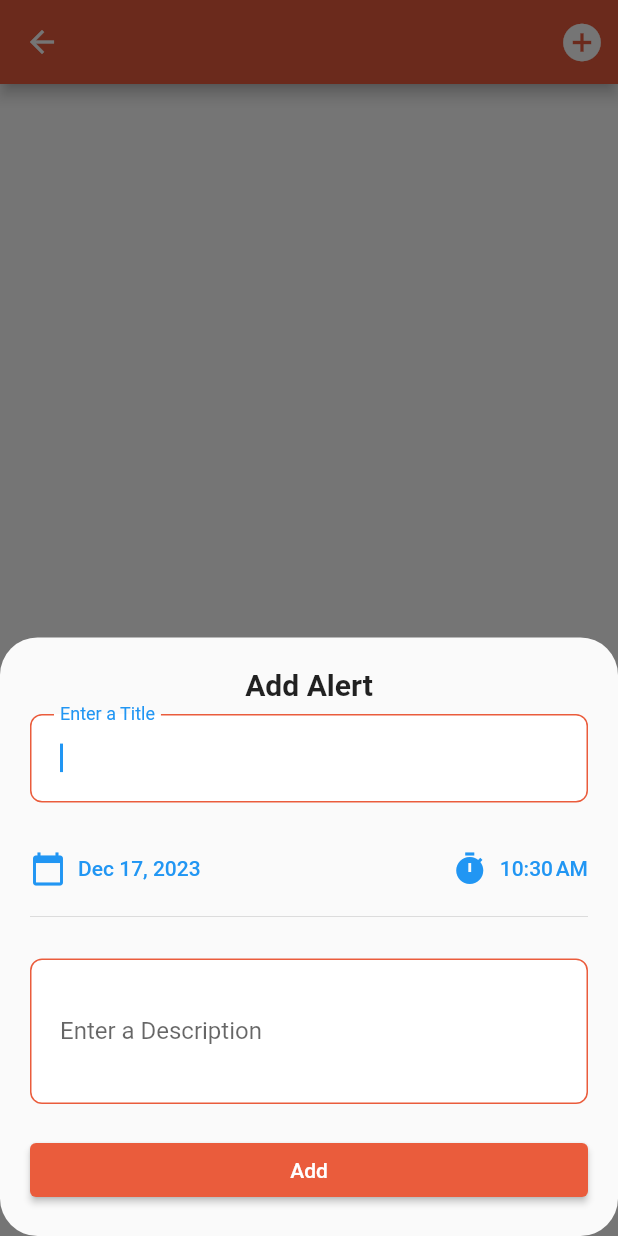
After one commit to mhanzla80/shz_test_phase, a Flutter app: the NotificationScreen screen opened directly, after a tap on the "add circle" icon, on a phone screen of 412 x 824 dp. The commit adds this screen. Run offline on Flutter 3.47's test engine with Material 2 defaults, Android fonts, the light colour scheme and no system bars; drawn by our look-alikes of flutter_easyloading; our stand-ins replace cloud_firestore, firebase_auth, firebase_core, flutter_local_notifications, flutter_screenutil, font_awesome_flutter and 3 more; accounts and stored records are empty; Roboto replaces fonts that are missing (BerlinRounded).

Commit message:
add notification remiders

```diff
--- /dev/null
+++ b/lib/screens/notification/component/notification_bottom_sheet.dart
@@ -0,0 +1,93 @@
+import 'package:playon/all_utils.dart';
+import 'package:playon/screens/notification/component/notification_provider.dart';
+import 'package:playon/screens/notification/component/notification_text_field.dart';
+import 'package:playon/widgets/date_time_field.dart';
+
+class NotificationBottomSheet {
+  static Future<void> showNotificationBottomSheet(
+      BuildContext context,
+      TextEditingController titleController,
+      TextEditingController descriptionController) {
+    final provider = context.read<NotificationProvider>();
+    GlobalKey<FormState> formKey = GlobalKey<FormState>();
+
+    return showModalBottomSheet(
+      isScrollControlled: true,
+      shape: RoundedRectangleBorder(borderRadius: BorderRadius.circular(25)),
+      context: context,
+      builder: (context) => Padding(
+        padding: EdgeInsets.only(
+            bottom: MediaQuery.of(context).viewInsets.bottom,
+            top: 20,
+            right: 20,
+            left: 20),
+        child: SingleChildScrollView(
+          child: Form(
+            key: formKey,
+            child: Column(
+              mainAxisSize: MainAxisSize.min,
+              crossAxisAlignment: CrossAxisAlignment.stretch,
+              children: [
+                Text(
+                  "Add Alert",
+                  textAlign: TextAlign.center,
+                  style: Theme.of(context).textTheme.titleLarge?.copyWith(
+                        fontSize: 20,
+                        fontWeight: FontWeight.bold,
+                      ),
+                ),
+                const SizedBox(height: 8),
+                NotificationTextField(
+                    controller: titleController, labelText: 'Enter a Title'),
+                const SizedBox(height: 20),
+                DateTimeField(onDateTimeChanged: provider.updateDateTime),
+                const SizedBox(height: 20),
+                NotificationTextField(
+                  controller: descriptionController,
+                  labelText: 'Enter a Description',
+                  maxLine: 3,
+                ),
+                const SizedBox(height: 20),
+                ElevatedButton(
+                  child: const Text('Add'),
+                  onPressed: () => _onPressAdd(context, provider,
+                      descriptionController, titleController, formKey),
+                ),
+                const SizedBox(height: 20),
+              ],
+            ),
+          ),
+        ),
+      ),
+    );
+  }
+
+  static void _onPressAdd(
+      BuildContext context,
+      NotificationProvider provider,
+      TextEditingController descriptionController,
+      TextEditingController titleController,
+      GlobalKey<FormState> formKey) async {
+    if (formKey.currentState!.validate()) {
+      if (provider.selectedDateAndTime == null) {
+        await NotificationProvider.showErrorDialog(
+            context, 'please select date and time');
+        return;
+      }
+      final id = PrefsStorage.instance.getNotificationId();
+      final isSuccess = await provider.setNotification(
+          provider.selectedDateAndTime.toString(),
+          titleController.text.trim(),
+          descriptionController.text.trim(),
+          id,
+          context);
+      if (isSuccess && context.mounted) {
+        Navigator.pop(context);
+        descriptionController.clear();
+        titleController.clear();
+        provider.updateList();
+        provider.selectedDateAndTime = null;
+      }
+    }
+  }
+}
--- /dev/null
+++ b/lib/screens/notification/component/notification_model.dart
@@ -0,0 +1,32 @@
+class MyNotificationModel {
+  final int id;
+  final String title;
+  final String time;
+  final String description;
+
+  MyNotificationModel(
+      {required this.id,
+      required this.title,
+      required this.time,
+      required this.description});
+
+  static List<MyNotificationModel> fromJsonList(List<dynamic> jsonList) =>
+      jsonList.map((e) => MyNotificationModel.fromJson(e)).toList();
+
+  factory MyNotificationModel.fromJson(Map<String, dynamic> json) =>
+      MyNotificationModel(
+        id: json['id'] as int,
+        title: json['title'] as String,
+        time: json['time'] as String,
+        description: json['description'] as String,
+      );
+
+  Map<String, dynamic> toJson() => <String, dynamic>{
+        'id': id,
+        'title': title,
+        'time': time,
+        'description': description,
+      };
+
+  DateTime get parsedDate => DateTime.parse(time);
+}
--- /dev/null
+++ b/lib/screens/notification/component/notification_provider.dart
@@ -0,0 +1,73 @@
+import 'package:flutter/material.dart';
+import 'package:playon/screens/notification/component/notification_manager.dart';
+import 'package:playon/screens/notification/component/notification_model.dart';
+import 'package:playon/utils/storage/prefs_storage.dart';
+
+class NotificationProvider with ChangeNotifier {
+  DateTime? selectedDateAndTime;
+  List<MyNotificationModel> displayNotificationList;
+  final List<MyNotificationModel> _scheduleNotificationList;
+
+  NotificationProvider()
+      : _scheduleNotificationList =
+            PrefsStorage.instance.getScheduledNotificationList(),
+        displayNotificationList =
+            PrefsStorage.instance.getScheduledNotificationList();
+
+  Future<bool> setNotification(String dateTime, String title,
+      String description, int id, BuildContext context) async {
+    final notificationModel = MyNotificationModel(
+        id: id, description: description, title: title, time: dateTime);
+    final isSuccess = await NotificationManager.instance
+        .scheduleNotification(notificationModel);
+
+    if (!isSuccess && context.mounted) {
+      showErrorDialog(context,
+          'please select your date and time that is greater than current date and time');
+      return false;
+    }
+
+    _scheduleNotificationList.add(notificationModel);
+    _scheduleNotificationList.sort((a, b) => a.time.compareTo(b.time));
+    await PrefsStorage.instance
+        .setScheduleNotificationList(_scheduleNotificationList);
+    await PrefsStorage.instance.incrementNotificationId();
+    displayNotificationList = _scheduleNotificationList;
+    return true;
+  }
+
+  void updateList() async {
+    if (displayNotificationList.isEmpty) return;
+    displayNotificationList = displayNotificationList
+        .where(
+            (element) => DateTime.parse(element.time).isAfter(DateTime.now()))
+        .toList();
+    if (displayNotificationList.isEmpty) {
+      await PrefsStorage.instance.removeNotification();
+      return;
+    } else {
+      await PrefsStorage.instance
+          .setScheduleNotificationList(displayNotificationList);
+      notifyListeners();
+    }
+  }
+
+  void updateDateTime(DateTime datetime) {
+    selectedDateAndTime = datetime;
+    notifyListeners();
+  }
+
+  static Future<void> showErrorDialog(BuildContext context, String content) {
+    return showDialog(
+      context: context,
+      builder: (BuildContext context) => AlertDialog(
+        title: const Text("ErrorDialog"),
+        content: Text(content),
+        actions: [
+          TextButton(
+              onPressed: () => Navigator.pop(context), child: const Text('OK'))
+        ],
+      ),
+    );
+  }
+}
--- /dev/null
+++ b/lib/screens/notification/component/notification_text_field.dart
@@ -0,0 +1,34 @@
+import 'package:flutter/material.dart';
+
+class NotificationTextField extends StatelessWidget {
+  final TextEditingController controller;
+  final String labelText;
+  final int maxLine;
+  const NotificationTextField(
+      {Key? key,
+      required this.controller,
+      required this.labelText,
+      this.maxLine = 1})
+      : super(key: key);
+
+  @override
+  Widget build(BuildContext context) => TextFormField(
+        controller: controller,
+        autofocus: true,
+        maxLines: maxLine,
+        autovalidateMode: AutovalidateMode.onUserInteraction,
+        validator: (value) {
+          if ((value == null || value.isEmpty)) {
+            return 'Enter a Value';
+          }
+          return null;
+        },
+        decoration: InputDecoration(
+          labelText: labelText,
+          border: OutlineInputBorder(
+            borderRadius: BorderRadius.circular(30),
+          ),
+          contentPadding: const EdgeInsets.all(20),
+        ),
+      );
+}
--- /dev/null
+++ b/lib/screens/notification/notification_screen.dart
@@ -0,0 +1,57 @@
+import 'package:flutter/material.dart';
+import 'package:playon/screens/notification/component/notification_bottom_sheet.dart';
+import 'package:playon/screens/notification/component/notification_provider.dart';
+import 'package:playon/screens/notification/component/schedule_notification_body.dart';
+import 'package:provider/provider.dart';
+
+class NotificationScreen extends StatefulWidget {
+  static const String routeName = '/ScheduleNotificationScreen';
+  const NotificationScreen({Key? key}) : super(key: key);
+
+  @override
+  State<NotificationScreen> createState() => _NotificationScreenState();
+}
+
+class _NotificationScreenState extends State<NotificationScreen> {
+  final _titleController = TextEditingController();
+  final _descriptionController = TextEditingController();
+  @override
+  void initState() {
+    context.read<NotificationProvider>().updateList();
+    super.initState();
+  }
+
+  @override
+  void dispose() {
+    super.dispose();
+    _titleController.dispose();
+    _descriptionController.dispose();
+  }
+
+  @override
+  Widget build(BuildContext context) {
+    return Scaffold(
+      appBar: AppBar(
+        actions: [
+          IconButton(
+            icon: const Icon(Icons.add_circle, size: 30),
+            tooltip: 'Add Notification',
+            onPressed: () =>
+                NotificationBottomSheet.showNotificationBottomSheet(
+                    context, _titleController, _descriptionController),
+          ),
+        ],
+      ),
+      body: Consumer<NotificationProvider>(
+        builder: (context, provider, child) {
+          final notificationList = provider.displayNotificationList;
+          if (notificationList.isEmpty) {
+            return const Center(child: Text('No Notification Schedule'));
+          }
+
+          return NotificationListBody(notificationList: notificationList);
+        },
+      ),
+    );
+  }
+}
--- a/lib/utils/routes.dart
+++ b/lib/utils/routes.dart
@@ -8,6 +8,7 @@ import 'package:playon/screens/module_admin/view_data/view_children_screen.dart'
 import 'package:playon/screens/module_admin/view_data/view_hospitals_screen.dart';
 import 'package:playon/screens/module_hospital/view_appointments/view_appointments_screen.dart';
 import 'package:playon/screens/module_parent/change_password_screen.dart';
+import 'package:playon/screens/notification/notification_screen.dart';
 
 final Map<String, WidgetBuilder> routes = {
   SplashScreen.routeName: (context) => const SplashScreen(),
@@ -21,4 +22,5 @@ final Map<String, WidgetBuilder> routes = {
   ViewAppointmentsScreen.routeName: (context) => const ViewAppointmentsScreen(),
   ViewHospitalsScreen.routeName: (context) => const ViewHospitalsScreen(),
   ChangePasswordScreen.routeName: (context) => const ChangePasswordScreen(),
+  NotificationScreen.routeName: (context) => const NotificationScreen(),
 };
--- a/lib/utils/storage/prefs_storage.dart
+++ b/lib/utils/storage/prefs_storage.dart
@@ -1,4 +1,5 @@
 import 'package:playon/all_utils.dart';
+import 'package:playon/screens/notification/component/notification_model.dart';
 import 'package:shared_preferences/shared_preferences.dart';
 
 class PrefsStorage implements IStorage {
@@ -14,8 +15,8 @@ class PrefsStorage implements IStorage {
   static late SharedPreferences _prefs;
 
   static const String _keyUser = 'user';
-  static const String _keyNotifications = 'notifications';
-  static const String _keyLastLocation = 'lastLocation';
+  static const _notificationId = 'NotificationId';
+  static const String _scheduleNotificationList = 'notifications';
 
   @override
   Future<void> init() async => _prefs = await SharedPreferences.getInstance();
@@ -37,4 +38,20 @@ class PrefsStorage implements IStorage {
   @override
   Future<bool> removeUser() => _prefs.remove(_keyUser);
 
+  Future<void> setScheduleNotificationList(
+          List<MyNotificationModel> notificationList) =>
+      _prefs.setString(_scheduleNotificationList, jsonEncode(notificationList));
+
+  List<MyNotificationModel> getScheduledNotificationList() {
+    final prefString = _prefs.getString(_scheduleNotificationList) ?? '';
+    if (prefString.isEmpty) return [];
+    final List<dynamic> decodedList = jsonDecode(prefString);
+    return MyNotificationModel.fromJsonList(decodedList);
+  }
+
+  Future<void> incrementNotificationId() =>
+      _prefs.setInt(_notificationId, getNotificationId() + 1);
+
+  int getNotificationId() => _prefs.getInt(_notificationId) ?? 0;
+  Future<void> removeNotification() => _prefs.remove(_scheduleNotificationList);
 }
--- a/pubspec.yaml
+++ b/pubspec.yaml
@@ -25,6 +25,7 @@ dependencies:
   json_annotation: ^4.8.1
   get_it: ^7.2.0
   uuid: ^4.2.2
+  flutter_local_notifications: ^16.2.0
 
 dev_dependencies:
   build_runner: ^2.4.7
```
Also changed, not shown: lib/screens/notification/component/notification_card_text_widget.dart (added, +33 -0 lines), lib/screens/notification/component/notification_manager.dart (added, +132 -0 lines), lib/screens/notification/component/schedule_notification_body.dart (added, +68 -0 lines).
